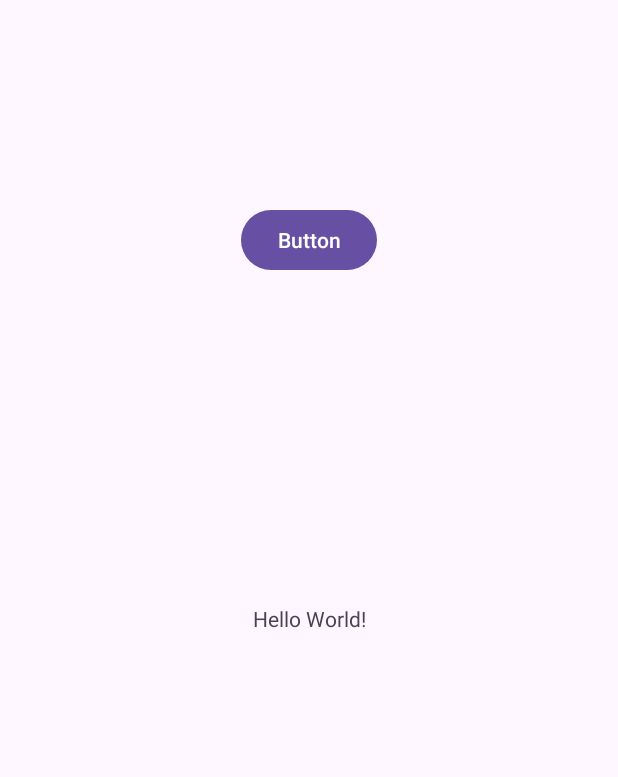
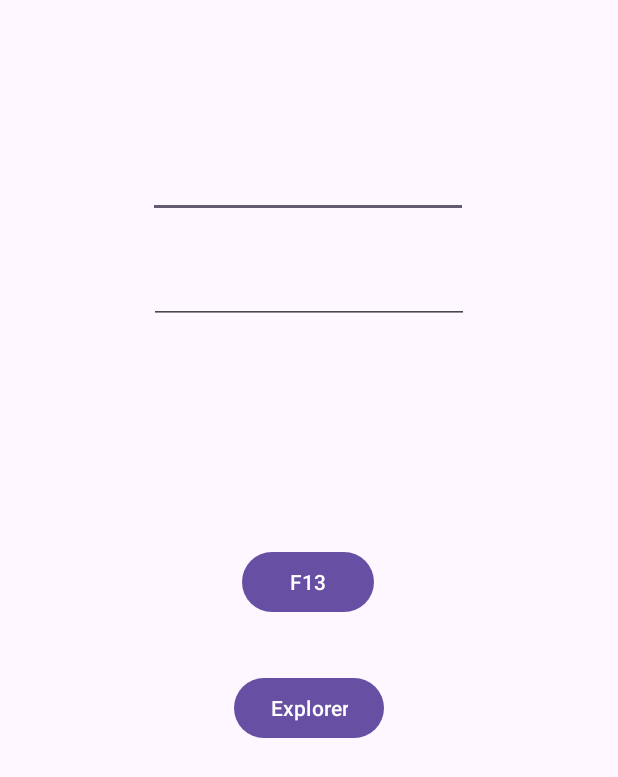
Before and after one commit to ethandudu/DeskPad-Android, an Android app: the screen it shows after launch (MainActivity), on a phone screen of 412 x 824 dp. Shown: the top 777 px of the screen. Run offline under Robolectric (Android 15) with nearby library versions, the phone set to English and light mode, and no system bars.

Commit message:
Added explorer button and dynamic server

```diff
--- a/app/src/main/java/fr/ethanduault/deskpad/MainActivity.java
+++ b/app/src/main/java/fr/ethanduault/deskpad/MainActivity.java
@@ -6,6 +6,7 @@ import android.os.AsyncTask;
 import android.os.Bundle;
 import android.view.View;
 import android.widget.Button;
+import android.widget.EditText;
 
 import androidx.activity.EdgeToEdge;
 import androidx.appcompat.app.AppCompatActivity;
@@ -27,8 +28,6 @@ import fr.ethanduault.deskpad.Utils;
 
 public class MainActivity extends AppCompatActivity {
 
-    private static final String SERVER_IP = "192.168.1.161";
-    private static final int SERVER_PORT = 9876;
     private static final String SERVER_PASSWORD;
 
     static {
@@ -59,13 +58,20 @@ public class MainActivity extends AppCompatActivity {
                 sendMessage("key","F13");
             }
         });
+        Button buttonCommand = findViewById(R.id.buttonCommand);
+        buttonCommand.setOnClickListener(new View.OnClickListener() {
+            @Override
+            public void onClick(View v) {
+                sendMessage("run","explorer.exe");
+            }
+        });
     }
 
     private void sendMessage(String type, String message) {
         new SendMessageTask().execute(type, message);
     }
 
-    private static class SendMessageTask extends AsyncTask<String, Void, Void> {
+    private class SendMessageTask extends AsyncTask<String, Void, Void> {
         @Override
         protected Void doInBackground(String... params) {
             JSONObject data = new JSONObject();
@@ -76,7 +82,11 @@ public class MainActivity extends AppCompatActivity {
             } catch (JSONException e) {
                 throw new RuntimeException(e);
             }
-            try (Socket socket = new Socket(SERVER_IP, SERVER_PORT);
+            EditText ipAddress = findViewById(R.id.ipAddress);
+            EditText ipPort = findViewById(R.id.ipPort);
+            System.out.println(ipAddress.getText().toString());
+            System.out.println(ipPort.getText().toString());
+            try (Socket socket = new Socket(ipAddress.getText().toString(), Integer.parseInt(ipPort.getText().toString()));
 
 
                  PrintWriter out = new PrintWriter(new OutputStreamWriter(socket.getOutputStream()), true)) {
--- a/app/src/main/res/layout/activity_main.xml
+++ b/app/src/main/res/layout/activity_main.xml
@@ -7,23 +7,49 @@
     android:layout_height="match_parent"
     tools:context=".MainActivity">
 
-    <TextView
-        android:layout_width="wrap_content"
-        android:layout_height="wrap_content"
-        android:text="Hello World!"
-        app:layout_constraintBottom_toBottomOf="parent"
-        app:layout_constraintEnd_toEndOf="parent"
-        app:layout_constraintStart_toStartOf="parent"
-        app:layout_constraintTop_toTopOf="parent" />
-
     <Button
         android:id="@+id/buttonF13"
         android:layout_width="wrap_content"
         android:layout_height="wrap_content"
-        android:layout_marginTop="136dp"
-        android:text="Button"
+        android:layout_marginTop="148dp"
+        android:text="F13"
         app:layout_constraintEnd_toEndOf="parent"
+        app:layout_constraintHorizontal_bias="0.498"
+        app:layout_constraintStart_toStartOf="parent"
+        app:layout_constraintTop_toBottomOf="@+id/ipPort" />
+
+    <Button
+        android:id="@+id/buttonCommand"
+        android:layout_width="wrap_content"
+        android:layout_height="wrap_content"
+        android:layout_marginTop="36dp"
+        android:text="Explorer"
+        app:layout_constraintEnd_toEndOf="parent"
+        app:layout_constraintStart_toStartOf="parent"
+        app:layout_constraintTop_toBottomOf="@+id/buttonF13" />
+
+    <EditText
+        android:id="@+id/ipAddress"
+        android:layout_width="wrap_content"
+        android:layout_height="wrap_content"
+        android:layout_marginTop="100dp"
+        android:ems="10"
+        android:inputType="text"
+        android:text=""
+        app:layout_constraintEnd_toEndOf="parent"
+        app:layout_constraintHorizontal_bias="0.497"
         app:layout_constraintStart_toStartOf="parent"
         app:layout_constraintTop_toTopOf="parent" />
 
+    <EditText
+        android:id="@+id/ipPort"
+        android:layout_width="wrap_content"
+        android:layout_height="wrap_content"
+        android:layout_marginTop="25dp"
+        android:ems="10"
+        android:inputType="number"
+        app:layout_constraintEnd_toEndOf="parent"
+        app:layout_constraintStart_toStartOf="parent"
+        app:layout_constraintTop_toBottomOf="@+id/ipAddress" />
+
 </androidx.constraintlayout.widget.ConstraintLayout>
```
